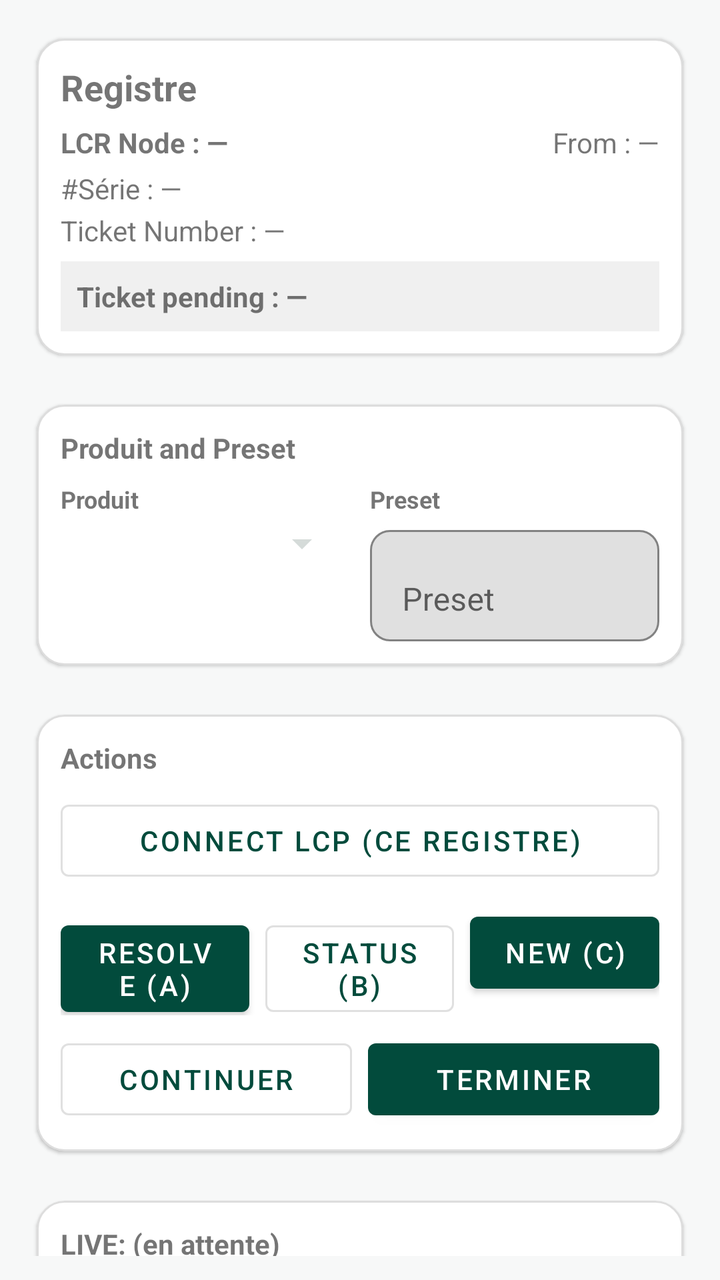
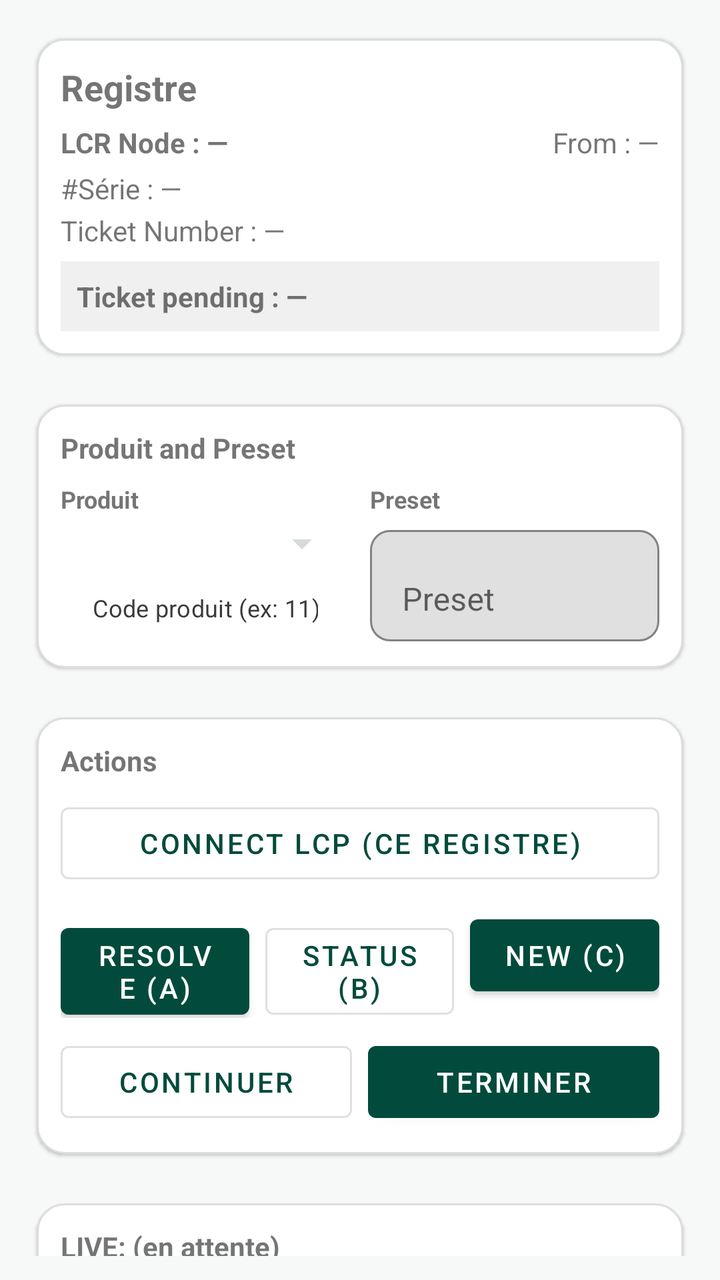

The first picture is an Android layout as it rendered before a commit; the second is the same layout after the commit. The layout source and the unified diff follow.
<!-- AndroidManifest.xml: application theme Theme.LcrFilgoEnergie -->
<!-- res/layout/fragment_register_tab.xml -->
<androidx.core.widget.NestedScrollView xmlns:android="http://schemas.android.com/apk/res/android"
    xmlns:app="http://schemas.android.com/apk/res-auto"
    android:id="@+id/regRootScroll"
    android:layout_width="match_parent"
    android:layout_height="match_parent"
    android:fillViewport="true"
    android:padding="12dp">

    <LinearLayout
        android:id="@+id/regRoot"
        android:layout_width="match_parent"
        android:layout_height="wrap_content"
        android:orientation="vertical">

        
        <com.google.android.material.card.MaterialCardView
            android:layout_width="match_parent"
            android:layout_height="wrap_content"
            app:cardUseCompatPadding="true"
            app:cardCornerRadius="14dp"
            app:strokeWidth="1dp"
            app:strokeColor="#22000000">

            <LinearLayout
                android:layout_width="match_parent"
                android:layout_height="wrap_content"
                android:orientation="vertical"
                android:padding="12dp">

                <TextView
                    android:id="@+id/txtRegHeader"
                    android:layout_width="match_parent"
                    android:layout_height="wrap_content"
                    android:text="Registre"
                    android:textStyle="bold"
                    android:textSize="18sp" />

                
                <LinearLayout
                    android:layout_width="match_parent"
                    android:layout_height="wrap_content"
                    android:orientation="horizontal"
                    android:layout_marginTop="6dp">

                    <TextView
                        android:id="@+id/txtLcrNode"
                        android:layout_width="0dp"
                        android:layout_height="wrap_content"
                        android:layout_weight="1"
                        android:text="LCR Node : —"
                        android:textStyle="bold" />

                    <TextView
                        android:id="@+id/txtFrom"
                        android:layout_width="0dp"
                        android:layout_height="wrap_content"
                        android:layout_weight="1"
                        android:gravity="end"
                        android:text="From : —" />
                </LinearLayout>

                <TextView
                    android:id="@+id/txtSerialId"
                    android:layout_width="match_parent"
                    android:layout_height="wrap_content"
                    android:text="#Série : —"
                    android:layout_marginTop="4dp" />

                <TextView
                    android:id="@+id/txtTicketNo"
                    android:layout_width="match_parent"
                    android:layout_height="wrap_content"
                    android:text="Ticket Number : —"
                    android:layout_marginTop="2dp" />

                
                <TextView
                    android:id="@+id/txtTicketPending"
                    android:layout_width="match_parent"
                    android:layout_height="wrap_content"
                    android:text="Ticket pending : —"
                    android:textStyle="bold"
                    android:layout_marginTop="6dp"
                    android:padding="8dp"
                    android:background="#0F000000" />
            </LinearLayout>
        </com.google.android.material.card.MaterialCardView>

        
        <com.google.android.material.card.MaterialCardView
            android:layout_width="match_parent"
            android:layout_height="wrap_content"
            android:layout_marginTop="10dp"
            app:cardUseCompatPadding="true"
            app:cardCornerRadius="14dp"
            app:strokeWidth="1dp"
            app:strokeColor="#22000000">

            <LinearLayout
                android:layout_width="match_parent"
                android:layout_height="wrap_content"
                android:orientation="vertical"
                android:padding="12dp">

                <TextView
                    android:layout_width="match_parent"
                    android:layout_height="wrap_content"
                    android:text="Produit and Preset"
                    android:textStyle="bold"
                    android:textSize="14sp" />

                <LinearLayout
                    android:layout_width="match_parent"
                    android:layout_height="wrap_content"
                    android:orientation="horizontal"
                    android:layout_marginTop="8dp">

                    
                    <LinearLayout
                        android:layout_width="0dp"
                        android:layout_height="wrap_content"
                        android:layout_weight="1"
                        android:orientation="vertical">

                        <TextView
                            android:layout_width="match_parent"
                            android:layout_height="wrap_content"
                            android:text="Produit"
                            android:textStyle="bold"
                            android:textSize="12sp" />

                        <Spinner
                            android:id="@+id/spnProduct"
                            android:layout_width="match_parent"
                            android:layout_height="wrap_content"
                            android:layout_marginTop="2dp" />
                    </LinearLayout>

                    
                    <LinearLayout
                        android:layout_width="0dp"
                        android:layout_height="wrap_content"
                        android:layout_weight="1"
                        android:orientation="vertical"
                        android:layout_marginStart="10dp">

                        <TextView
                            android:layout_width="match_parent"
                            android:layout_height="wrap_content"
                            android:text="Preset"
                            android:textStyle="bold"
                            android:textSize="12sp" />

                        <com.google.android.material.textfield.TextInputLayout
                            android:layout_width="match_parent"
                            android:layout_height="wrap_content"
                            android:layout_marginTop="2dp"
                            app:boxBackgroundMode="outline"
                            app:boxCornerRadiusTopStart="10dp"
                            app:boxCornerRadiusTopEnd="10dp"
                            app:boxCornerRadiusBottomStart="10dp"
                            app:boxCornerRadiusBottomEnd="10dp">

                            <com.google.android.material.textfield.TextInputEditText
                                android:id="@+id/edtPreset"
                                android:layout_width="match_parent"
                                android:layout_height="wrap_content"
                                android:hint="Preset"
                                android:inputType="numberDecimal"
                                android:singleLine="true" />
                        </com.google.android.material.textfield.TextInputLayout>
                    </LinearLayout>
                </LinearLayout>

            </LinearLayout>
        </com.google.android.material.card.MaterialCardView>

        
        <com.google.android.material.card.MaterialCardView
            android:layout_width="match_parent"
            android:layout_height="wrap_content"
            android:layout_marginTop="10dp"
            app:cardUseCompatPadding="true"
            app:cardCornerRadius="14dp"
            app:strokeWidth="1dp"
            app:strokeColor="#22000000">

            <LinearLayout
                android:layout_width="match_parent"
                android:layout_height="wrap_content"
                android:orientation="vertical"
                android:padding="12dp">

                <TextView
                    android:layout_width="match_parent"
                    android:layout_height="wrap_content"
                    android:text="Actions"
                    android:textStyle="bold"
                    android:textSize="14sp" />

                <com.google.android.material.button.MaterialButton
                    android:id="@+id/btnConnectTab"
                    style="@style/Widget.MaterialComponents.Button.OutlinedButton"
                    android:layout_width="match_parent"
                    android:layout_height="wrap_content"
                    android:text="Connect LCP (ce registre)"
                    android:layout_marginTop="8dp" />

                
                <LinearLayout
                    android:layout_width="match_parent"
                    android:layout_height="wrap_content"
                    android:orientation="horizontal"
                    android:layout_marginTop="8dp">

                    <com.google.android.material.button.MaterialButton
                        android:id="@+id/btnA"
                        android:layout_width="0dp"
                        android:layout_height="wrap_content"
                        android:layout_weight="1"
                        android:text="Resolve (A)" />

                    <com.google.android.material.button.MaterialButton
                        android:id="@+id/btnB"
                        style="@style/Widget.MaterialComponents.Button.OutlinedButton"
                        android:layout_width="0dp"
                        android:layout_height="wrap_content"
                        android:layout_weight="1"
                        android:layout_marginStart="8dp"
                        android:text="Status (B)" />

                    <com.google.android.material.button.MaterialButton
                        android:id="@+id/btnC"
                        android:layout_width="0dp"
                        android:layout_height="wrap_content"
                        android:layout_weight="1"
                        android:layout_marginStart="8dp"
                        android:text="New (C)" />
                </LinearLayout>

                
                <LinearLayout
                    android:layout_width="match_parent"
                    android:layout_height="wrap_content"
                    android:orientation="horizontal"
                    android:layout_marginTop="8dp">

                    <com.google.android.material.button.MaterialButton
                        android:id="@+id/btnContinue"
                        style="@style/Widget.MaterialComponents.Button.OutlinedButton"
                        android:layout_width="0dp"
                        android:layout_height="wrap_content"
                        android:layout_weight="1"
                        android:text="Continuer" />

                    <com.google.android.material.button.MaterialButton
                        android:id="@+id/btnFinish"
                        android:layout_width="0dp"
                        android:layout_height="wrap_content"
                        android:layout_weight="1"
                        android:layout_marginStart="8dp"
                        android:text="Terminer" />
                </LinearLayout>

            </LinearLayout>
        </com.google.android.material.card.MaterialCardView>

        
        <com.google.android.material.card.MaterialCardView
            android:layout_width="match_parent"
            android:layout_height="wrap_content"
            android:layout_marginTop="10dp"
            app:cardUseCompatPadding="true"
            app:cardCornerRadius="14dp"
            app:strokeWidth="1dp"
            app:strokeColor="#22000000">

            <LinearLayout
                android:layout_width="match_parent"
                android:layout_height="wrap_content"
                android:orientation="vertical"
                android:padding="12dp">

                <TextView
                    android:id="@+id/txtLive"
                    android:layout_width="match_parent"
                    android:layout_height="wrap_content"
                    android:text="LIVE: (en attente)"
                    android:textStyle="bold" />

                <LinearLayout
                    android:id="@+id/liveQtyPanel"
                    android:layout_width="match_parent"
                    android:layout_height="wrap_content"
                    android:orientation="vertical"
                    android:layout_marginTop="10dp"
                    android:padding="10dp"
                    android:background="#0F000000">

                    <TextView
                        android:id="@+id/txtQtyNet"
                        android:layout_width="match_parent"
                        android:layout_height="wrap_content"
                        android:text="NET: 0.0"
                        android:textStyle="bold"
                        android:textSize="24sp"
                        android:textColor="#000000" />

                    <TextView
                        android:id="@+id/txtQtyGross"
                        android:layout_width="match_parent"
                        android:layout_height="wrap_content"
                        android:text="GROSS: 0.0"
                        android:textStyle="bold"
                        android:textSize="18sp"
                        android:textColor="#222222"
                        android:layout_marginTop="4dp" />
                </LinearLayout>

            </LinearLayout>
        </com.google.android.material.card.MaterialCardView>

        
        <com.google.android.material.card.MaterialCardView
            android:layout_width="match_parent"
            android:layout_height="wrap_content"
            android:layout_marginTop="10dp"
            app:cardUseCompatPadding="true"
            app:cardCornerRadius="14dp"
            app:strokeWidth="1dp"
            app:strokeColor="#22000000">

            <LinearLayout
                android:layout_width="match_parent"
                android:layout_height="wrap_content"
                android:orientation="vertical"
                android:padding="12dp">

                <TextView
                    android:layout_width="match_parent"
                    android:layout_height="wrap_content"
                    android:text="Ticket"
                    android:textStyle="bold"
                    android:textSize="14sp" />

                <TextView
                    android:id="@+id/txtDeliveryUid"
                    android:layout_width="match_parent"
                    android:layout_height="wrap_content"
                    android:text="Delivery UID : —"
                    android:layout_marginTop="6dp" />

                
                <com.google.android.material.button.MaterialButton
                    android:id="@+id/btnReprintTicket"
                    style="@style/Widget.MaterialComponents.Button.OutlinedButton"
                    android:layout_width="match_parent"
                    android:layout_height="wrap_content"
                    android:text="Reprint (last ticket)"
                    android:layout_marginTop="8dp" />

            </LinearLayout>
        </com.google.android.material.card.MaterialCardView>

        
        <com.google.android.material.card.MaterialCardView
            android:layout_width="match_parent"
            android:layout_height="wrap_content"
            android:layout_marginTop="10dp"
            app:cardUseCompatPadding="true"
            app:cardCornerRadius="14dp"
            app:strokeWidth="1dp"
            app:strokeColor="#22000000">

            <LinearLayout
                android:layout_width="match_parent"
                android:layout_height="wrap_content"
                android:orientation="vertical"
                android:padding="12dp">

                <CheckBox
                    android:id="@+id/cbShowLog"
                    android:layout_width="wrap_content"
                    android:layout_height="wrap_content"
                    android:text="Afficher logs"
                    android:checked="false" />

                <LinearLayout
                    android:id="@+id/logPanel"
                    android:layout_width="match_parent"
                    android:layout_height="wrap_content"
                    android:orientation="vertical"
                    android:visibility="gone"
                    android:layout_marginTop="8dp">

                    <ScrollView
                        android:id="@+id/logScroll"
                        android:layout_width="match_parent"
                        android:layout_height="200dp"
                        android:fillViewport="true"
                        android:background="#111111">

                        <TextView
                            android:id="@+id/txtLog"
                            android:layout_width="match_parent"
                            android:layout_height="wrap_content"
                            android:typeface="monospace"
                            android:textIsSelectable="true"
                            android:textSize="12sp"
                            android:textColor="#00FF00"
                            android:padding="10dp" />
                    </ScrollView>

                    <LinearLayout
                        android:layout_width="match_parent"
                        android:layout_height="wrap_content"
                        android:orientation="horizontal"
                        android:gravity="end"
                        android:layout_marginTop="8dp">

                        <com.google.android.material.button.MaterialButton
                            android:id="@+id/btnClearLog"
                            style="@style/Widget.MaterialComponents.Button.TextButton"
                            android:layout_width="wrap_content"
                            android:layout_height="wrap_content"
                            android:text="Clear" />

                        <com.google.android.material.button.MaterialButton
                            android:id="@+id/btnCopyLog"
                            style="@style/Widget.MaterialComponents.Button.TextButton"
                            android:layout_width="wrap_content"
                            android:layout_height="wrap_content"
                            android:layout_marginStart="8dp"
                            android:text="Copy" />

                        <com.google.android.material.button.MaterialButton
                            android:id="@+id/btnScrollDown"
                            style="@style/Widget.MaterialComponents.Button.TextButton"
                            android:layout_width="wrap_content"
                            android:layout_height="wrap_content"
                            android:layout_marginStart="8dp"
                            android:text="Down" />
                    </LinearLayout>

                    <LinearLayout
                        android:layout_width="match_parent"
                        android:layout_height="wrap_content"
                        android:orientation="horizontal"
                        android:layout_marginTop="4dp">

                        <CheckBox
                            android:id="@+id/cbTxRx"
                            android:layout_width="wrap_content"
                            android:layout_height="wrap_content"
                            android:text="Afficher TX / RX"
                            android:checked="false" />

                        <CheckBox
                            android:id="@+id/cbLogTs"
                            android:layout_width="wrap_content"
                            android:layout_height="wrap_content"
                            android:layout_marginStart="12dp"
                            android:text="Timestamps UI + IO + API"
                            android:checked="false" />
                    </LinearLayout>

                </LinearLayout>
            </LinearLayout>
        </com.google.android.material.card.MaterialCardView>

        
        <View
            android:layout_width="match_parent"
            android:layout_height="16dp" />

    </LinearLayout>
</androidx.core.widget.NestedScrollView>
<!-- resources referenced by this layout -->
<resources>
  <style name="Theme.LcrFilgoEnergie" parent="Theme.MaterialComponents.DayNight.NoActionBar">
  
          
          <item name="colorPrimary">@color/filgo_green</item>
          <item name="colorPrimaryDark">@color/filgo_green_dark</item>
          <item name="colorSecondary">@color/filgo_green_light</item>
  
          
          <item name="colorAccent">@color/filgo_green_light</item>
  
          
          <item name="colorControlNormal">@color/outline</item>
          <item name="colorControlActivated">@color/outline_focus</item>
  
          
          <item name="android:windowBackground">@color/bg_app</item>
  
          
          <item name="buttonStyle">@style/FilgoButton</item>
          <item name="editTextStyle">@style/FilgoEditText</item>
  
      </style>
  <color name="filgo_green">#024B3C</color>
  <color name="filgo_green_dark">#01372C</color>
  <color name="filgo_green_light">#0B6B55</color>
  <color name="outline">#D5DBD9</color>
  <color name="outline_focus">@color/filgo_green</color>
  <color name="bg_app">#F7F8F8</color>
  <style name="FilgoButton" parent="Widget.MaterialComponents.Button">
          <item name="backgroundTint">@color/btn_primary_bg</item>
          <item name="android:textColor">@color/btn_primary_text</item>
          <item name="android:textAllCaps">false</item>
      </style>
  <style name="FilgoEditText" parent="Widget.MaterialComponents.TextInputEditText.OutlinedBox">
          <item name="android:textColor">@color/text_primary</item>
          <item name="android:textColorHint">@color/text_secondary</item>
          <item name="android:padding">10dp</item>
      </style>
  <color name="btn_primary_bg">@color/filgo_green</color>
  <color name="btn_primary_text">@color/text_on_green</color>
  <color name="text_primary">#111111</color>
  <color name="text_secondary">#3A3A3A</color>
  <color name="text_on_green">#FFFFFF</color>
</resources>

<!-- the commit's change to res/layout/fragment_register_tab.xml (unified diff, before → after) -->
@@ -134,6 +134,15 @@
                             android:layout_width="match_parent"
                             android:layout_height="wrap_content"
                             android:layout_marginTop="2dp" />
+
+                        <EditText
+                            android:id="@+id/edtProductCode"
+                            android:layout_width="match_parent"
+                            android:layout_height="wrap_content"
+                            android:layout_marginTop="2dp"
+                            android:hint="Code produit (ex: 11)"
+                            android:inputType="number"
+                            android:textSize="12sp" />
                     </LinearLayout>
 
                     
